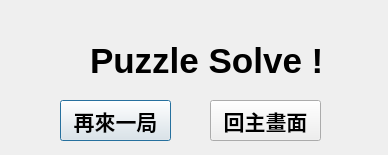
Qt form View/UI/CompleteDialog.ui (allen880612/8Puzzle) before a commit.
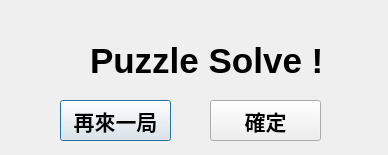
The same form after that commit.

The edit to the form file:
```diff
--- a/View/UI/CompleteDialog.ui
+++ b/View/UI/CompleteDialog.ui
@@ -72,7 +72,7 @@
     </font>
    </property>
    <property name="text">
-    <string>回主畫面</string>
+    <string>確定</string>
    </property>
   </widget>
  </widget>
```
Left out of the diff: 2 changed lines with no effect on the pictures.
